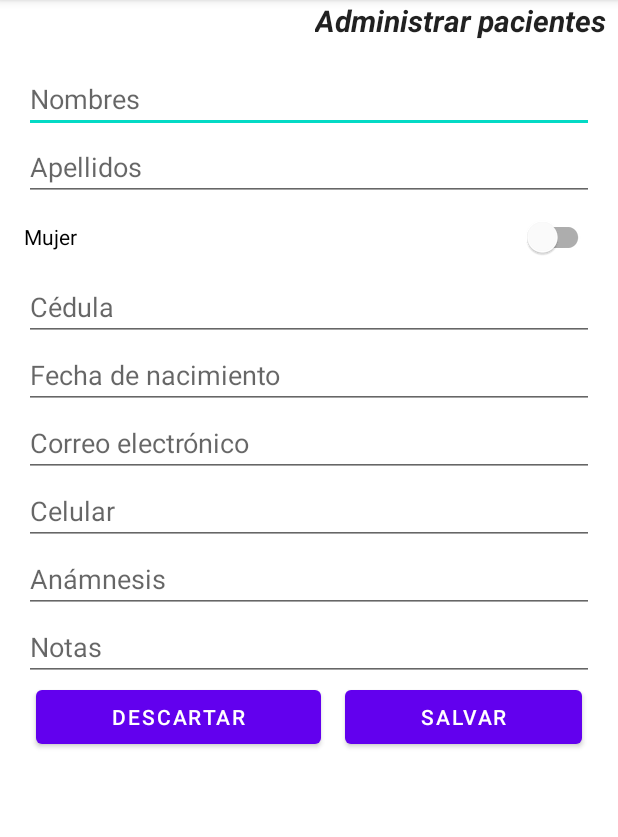
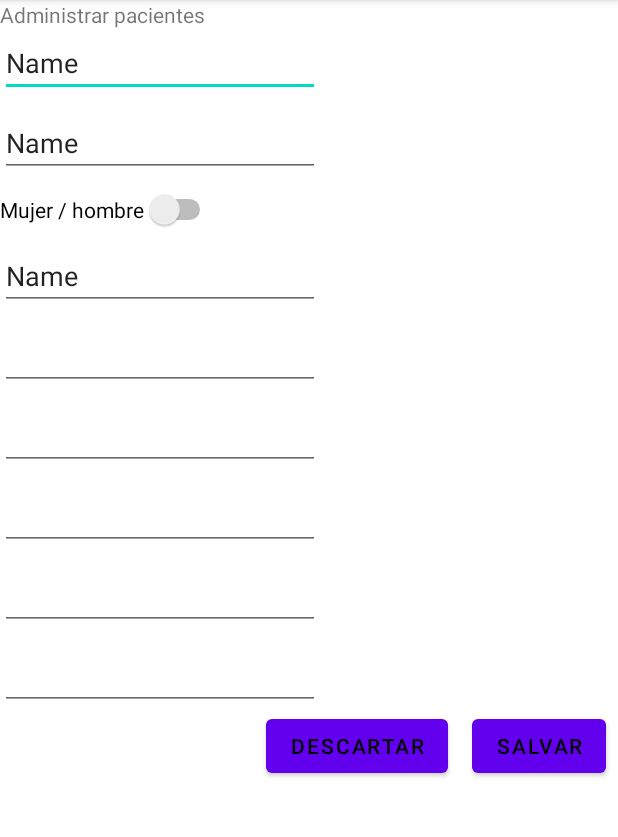
Before and after one commit to aldodell/MisPacientes, an Android app: the EditorPaciente screen opened directly, with no data from a screen before it, on a phone screen of 412 x 824 dp, the part 84-921 px from its top. Run offline under Robolectric (Android 15) with nearby library versions, the phone set to English and light mode, and no system bars; our stand-ins replace Firebase (no records; nobody signed in at launch, a user with empty details on screens opened directly); 4 statements that could not run were skipped.

```diff
--- a/app/src/main/java/com/psiqueylogosac/mispacientes/AjustesActivity.kt
+++ b/app/src/main/java/com/psiqueylogosac/mispacientes/AjustesActivity.kt
@@ -46,25 +46,23 @@ class AjustesActivity : AppCompatActivity() {
         crearUsuarioEtiqueta = findViewById(R.id.ajustesCrearUsuarioEtiqueta)
         identificarUsuarioEtiqueta = findViewById(R.id.ajustesIdentificarUsaurioEtiqueta)
 
-
-
-
         //Inhabilitamos botones
         configurarInterfaz(false,false, false)
-
+        correoElectronicoEt.isEnabled = true
 
         //Obtenemos acceso a las preferencias
         prefs = this.getSharedPreferences("ajustes", MODE_PRIVATE)
 
         //Si el correo no es null entonces procesamos la autorizacion
-        if (prefs.getString("correoElectronico", null) != null) {
+        if (prefs.getString("correoElectronico", null) == null) {
+            // configurarInterfaz(true,true)
+        } else {
             correoElectronicoEt.setText(prefs.getString("correoElectronico", ""))
             contrasenaEt.setText(prefs.getString("contrasena", ""))
             contrasena = contrasenaEt.text.toString().trim()
             correoElectronico = correoElectronicoEt.text.toString().trim()
-            configurarInterfaz(false,true)
-        } else {
-            configurarInterfaz(true,false)
+
+            configurarInterfaz(null,true)
         }
 
 
@@ -76,7 +74,7 @@ class AjustesActivity : AppCompatActivity() {
             override fun onTextChanged(s: CharSequence?, start: Int, before: Int, count: Int) {
                 if(correoElectronico != correoElectronicoEt.text.toString().trim())
                 {
-                    configurarInterfaz(true,true,false)
+                    configurarInterfaz(true,true)
                 }
             }
 
@@ -118,9 +116,6 @@ class AjustesActivity : AppCompatActivity() {
             }
 
         })
-
-
-
 
 
 
@@ -177,11 +172,11 @@ class AjustesActivity : AppCompatActivity() {
                                 finish()
                             }
                             .show()
-                        configurarInterfaz(false, true)
+                        configurarInterfaz(false, true, false)
                     } else {
                         AlertDialog.Builder(it.context)
                             .setMessage(getString(R.string.error_creando_usuario) + " " + task.exception!!.message!!)
-                            .setNeutralButton(R.string.ok) { d, _ -> d.dismiss() }
+                            .setNeutralButton(R.string.ok) { d, _ ->  configurarInterfaz(true, true, false) }
                             .show()
                     }
                 }
@@ -204,7 +199,7 @@ class AjustesActivity : AppCompatActivity() {
                     } else {
                         AlertDialog.Builder(it.context)
                             .setMessage(getString(R.string.error_creando_usuario) + " " + task.exception!!.message!!)
-                            .setNeutralButton(R.string.ok) { d, _ -> d.dismiss() }
+                            .setNeutralButton(R.string.ok) { d, _ -> configurarInterfaz(false,true,false) }
                             .show()
                     }
 
@@ -223,7 +218,7 @@ class AjustesActivity : AppCompatActivity() {
         }.apply()
     }
 
-    fun configurarInterfaz(crear: Boolean?, identificar : Boolean?, procesando: Boolean?=null){
+    fun configurarInterfaz(crear: Boolean?=null, identificar : Boolean?=null, procesando: Boolean?=null){
 
         crearUsuario.isEnabled = false
         identificarUsuario.isEnabled = false
--- a/app/src/main/java/com/psiqueylogosac/mispacientes/EditorPaciente.kt
+++ b/app/src/main/java/com/psiqueylogosac/mispacientes/EditorPaciente.kt
@@ -45,7 +45,7 @@ class EditorPaciente : AppCompatActivity() {
         notasEt = findViewById(R.id.notasEt)
         sexo = findViewById(R.id.sexoSw)
         salvar = findViewById(R.id.salvarBt)
-        descartar = findViewById(R.id.descartarBt)
+        descartar = findViewById(R.id.salvarBt)
 
 
         //Verificamos el modo
@@ -57,28 +57,12 @@ class EditorPaciente : AppCompatActivity() {
         if (modo == MODOS.EDITAR.name) {
 
             uid = this.intent.getStringExtra("uid")
-/*
-            Thread {
-                val paciente = baseDatos.pacienteDao().porUid(uid)
 
-                runOnUiThread {
-                    apellidosEt.setText(paciente.apellidos)
-                    nombresEt.setText(paciente.nombres)
-                    cedulaEt.setText(paciente.cedula)
-                    fechaNacimientoEt.setText(formateadorFecha.format(paciente.fechaNacimiento!!))
-                    celularEt.setText(paciente.celular)
-                    correoElectronicoEt.setText(paciente.correoElectronico)
-                    anamnesisEt.setText(paciente.anamnesis)
-                    notasEt.setText(paciente.notas)
-                    sexo.isChecked = paciente.sexo!! == "H"
-                }
-            }.start()
-            */
 
         }
 
 
-//Cambio de etiqueta de sexo segun click al switch
+        //Cambio de etiqueta de sexo segun click al switch
         sexo.setOnCheckedChangeListener { _, isChecked ->
             if (isChecked) {
                 sexo.text = getString(R.string.hombre)
@@ -153,49 +137,7 @@ class EditorPaciente : AppCompatActivity() {
             }
 
 
-        /*
-          pacienteHashMap(
-                    apellidosEt.text.toString(),
-                    nombresEt.text.toString(),
-                    s,
-                    cedulaEt.text.toString(),
-                    formateadorFecha.parse(fechaNacimientoEt.text.toString().replace("/", "-")),
-                    anamnesisEt.text.toS  cedulaEt.text.toString(tring(),
-                    notasEt.text.toString(),
-                    celularEt.text.toString(),
-                    correoElectronicoEt.text.toString()
-                )
-         */
 
 
-/* Salvar datos en ROOM
-        val paciente = Paciente(
-            uid,
-            apellidosEt.text.toString(),
-            nombresEt.text.toString(),
-            s,
-            cedulaEt.text.toString(),
-            formateadorFecha.parse(fechaNacimientoEt.text.toString().replace("/", "-")),
-            anamnesisEt.text.toString(),
-            notasEt.text.toString(),
-            celularEt.text.toString(),
-            correoElectronicoEt.text.toString()
-
-        )
-
-        Thread {
-            if (modo == MODOS.CREAR.name) {
-                baseDatos.pacienteDao().insertar(paciente)
-            } else if (modo == MODOS.EDITAR.name) {
-                baseDatos.pacienteDao().actualizar(paciente)
-            }
-
-            runOnUiThread {
-                finish()
-            }
-        }.start()
-    }
-
- */
     }
 }
--- a/app/src/main/res/layout/activity_editor_paciente.xml
+++ b/app/src/main/res/layout/activity_editor_paciente.xml
@@ -1,144 +1,142 @@
 <?xml version="1.0" encoding="utf-8"?>
-<androidx.constraintlayout.widget.ConstraintLayout xmlns:android="http://schemas.android.com/apk/res/android"
+<LinearLayout xmlns:android="http://schemas.android.com/apk/res/android"
     xmlns:app="http://schemas.android.com/apk/res-auto"
     xmlns:tools="http://schemas.android.com/tools"
     android:layout_width="match_parent"
     android:layout_height="match_parent"
-    tools:context=".EditorPaciente">
+    android:orientation="vertical">
 
     <TextView
         android:id="@+id/textView"
-        style="@style/Theme.MisPacientes.Titulo"
-        android:layout_width="0dp"
+        android:layout_width="match_parent"
         android:layout_height="wrap_content"
-        android:layout_marginEnd="8dp"
-        android:text="@string/administrar_pacientes"
-        app:layout_constraintEnd_toEndOf="parent"
-        app:layout_constraintTop_toTopOf="parent" />
+        android:text="@string/administrar_pacientes" />
 
     <ScrollView
-        android:layout_width="0dp"
-        android:layout_height="0dp"
-        android:layout_marginStart="16dp"
-        android:layout_marginTop="16dp"
-        android:layout_marginEnd="16dp"
-        android:layout_marginBottom="16dp"
-        app:layout_constraintBottom_toBottomOf="parent"
-        app:layout_constraintEnd_toEndOf="parent"
-        app:layout_constraintStart_toStartOf="parent"
-        app:layout_constraintTop_toBottomOf="@+id/textView">
+        android:layout_width="match_parent"
+        android:layout_height="wrap_content">
 
-        <LinearLayout
+        <androidx.constraintlayout.widget.ConstraintLayout
             android:layout_width="match_parent"
-            android:layout_height="wrap_content"
-            android:orientation="vertical">
+            android:layout_height="wrap_content">
 
             <EditText
                 android:id="@+id/nombresEt"
-                android:layout_width="match_parent"
+                android:layout_width="wrap_content"
                 android:layout_height="wrap_content"
                 android:ems="10"
-                android:hint="@string/nombres"
                 android:inputType="textPersonName"
-                android:autofillHints="" />
+                android:text="Name"
+                app:layout_constraintStart_toStartOf="parent"
+                app:layout_constraintTop_toTopOf="parent" />
 
             <EditText
                 android:id="@+id/apellidosEt"
-                android:layout_width="match_parent"
+                android:layout_width="wrap_content"
                 android:layout_height="wrap_content"
-                android:autofillHints=""
+                android:layout_marginTop="8dp"
                 android:ems="10"
-                android:hint="@string/apellidos"
-                android:inputType="textPersonName" />
+                android:inputType="textPersonName"
+                android:text="Name"
+                app:layout_constraintStart_toStartOf="parent"
+                app:layout_constraintTop_toBottomOf="@+id/nombresEt" />
 
-            <com.google.android.material.switchmaterial.SwitchMaterial
+            <Switch
                 android:id="@+id/sexoSw"
-                android:layout_width="match_parent"
+                android:layout_width="wrap_content"
                 android:layout_height="wrap_content"
-                android:text="@string/mujer" />
+                android:layout_marginTop="8dp"
+                android:text="@string/mujer_hombre"
+                app:layout_constraintStart_toStartOf="parent"
+                app:layout_constraintTop_toBottomOf="@+id/apellidosEt" />
 
             <EditText
                 android:id="@+id/cedulaEt"
-                android:layout_width="match_parent"
+                android:layout_width="wrap_content"
                 android:layout_height="wrap_content"
-                android:autofillHints=""
+                android:layout_marginTop="8dp"
                 android:ems="10"
-                android:hint="@string/cedula"
-                android:inputType="textPersonName" />
+                android:inputType="textPersonName"
+                android:text="Name"
+                app:layout_constraintStart_toStartOf="parent"
+                app:layout_constraintTop_toBottomOf="@+id/sexoSw" />
 
             <EditText
                 android:id="@+id/fechaNacimientoEt"
-                android:layout_width="match_parent"
+                android:layout_width="wrap_content"
                 android:layout_height="wrap_content"
+                android:layout_marginTop="8dp"
                 android:ems="10"
-                android:hint="@string/fecha_nacimiento"
                 android:inputType="date"
-                android:autofillHints="" />
+                app:layout_constraintStart_toStartOf="parent"
+                app:layout_constraintTop_toBottomOf="@+id/cedulaEt" />
 
             <EditText
                 android:id="@+id/correoElectronicoEt"
-                android:layout_width="match_parent"
+                android:layout_width="wrap_content"
                 android:layout_height="wrap_content"
+                android:layout_marginTop="8dp"
                 android:ems="10"
-                android:hint="@string/correo_electronico"
                 android:inputType="textEmailAddress"
-                android:autofillHints="" />
+                app:layout_constraintStart_toStartOf="parent"
+                app:layout_constraintTop_toBottomOf="@+id/fechaNacimientoEt" />
 
             <EditText
                 android:id="@+id/celularEt"
-                android:layout_width="match_parent"
+                android:layout_width="wrap_content"
                 android:layout_height="wrap_content"
+                android:layout_marginTop="8dp"
                 android:ems="10"
-                android:hint="@string/celular"
                 android:inputType="phone"
-                android:autofillHints="" />
+                app:layout_constraintStart_toStartOf="parent"
+                app:layout_constraintTop_toBottomOf="@+id/correoElectronicoEt" />
 
             <EditText
                 android:id="@+id/anamnesisEt"
-                android:layout_width="match_parent"
+                android:layout_width="wrap_content"
                 android:layout_height="wrap_content"
+                android:layout_marginTop="8dp"
                 android:ems="10"
                 android:gravity="start|top"
-                android:hint="@string/anamnesis"
                 android:inputType="textMultiLine"
-                android:autofillHints="" />
+                app:layout_constraintStart_toStartOf="parent"
+                app:layout_constraintTop_toBottomOf="@+id/celularEt" />
 
             <EditText
                 android:id="@+id/notasEt"
-                android:layout_width="match_parent"
+                android:layout_width="wrap_content"
                 android:layout_height="wrap_content"
+                android:layout_marginTop="8dp"
                 android:ems="10"
                 android:gravity="start|top"
-                android:hint="@string/notas"
                 android:inputType="textMultiLine"
-                android:autofillHints="" />
+                app:layout_constraintStart_toStartOf="parent"
+                app:layout_constraintTop_toBottomOf="@+id/anamnesisEt" />
+        </androidx.constraintlayout.widget.ConstraintLayout>
+    </ScrollView>
 
-            <LinearLayout
+    <androidx.constraintlayout.widget.ConstraintLayout
         android:layout_width="match_parent"
-                android:layout_height="match_parent"
-                android:orientation="horizontal">
+        android:layout_height="match_parent">
 
         <Button
             android:id="@+id/descartarBt"
             android:layout_width="wrap_content"
             android:layout_height="wrap_content"
-                    android:layout_marginLeft="8dp"
-                    android:layout_marginRight="8dp"
-                    android:layout_weight="1"
+            android:layout_marginEnd="16dp"
             android:text="@string/descartar"
-                    android:textColor="@color/design_default_color_on_primary" />
+            app:layout_constraintEnd_toStartOf="@+id/salvarBt"
+            app:layout_constraintTop_toTopOf="parent" />
 
         <Button
             android:id="@+id/salvarBt"
             android:layout_width="wrap_content"
             android:layout_height="wrap_content"
-                    android:layout_marginLeft="8dp"
-                    android:layout_marginRight="8dp"
-                    android:layout_weight="1"
+            android:layout_marginEnd="8dp"
             android:text="@string/salvar"
-                    android:textColor="@color/design_default_color_on_primary" />
-            </LinearLayout>
+            app:layout_constraintEnd_toEndOf="parent"
+            app:layout_constraintTop_toTopOf="parent" />
+    </androidx.constraintlayout.widget.ConstraintLayout>
+
 
 </LinearLayout>
-    </ScrollView>
-</androidx.constraintlayout.widget.ConstraintLayout>
```
Lines whose indentation alone changed are shown as unchanged.
